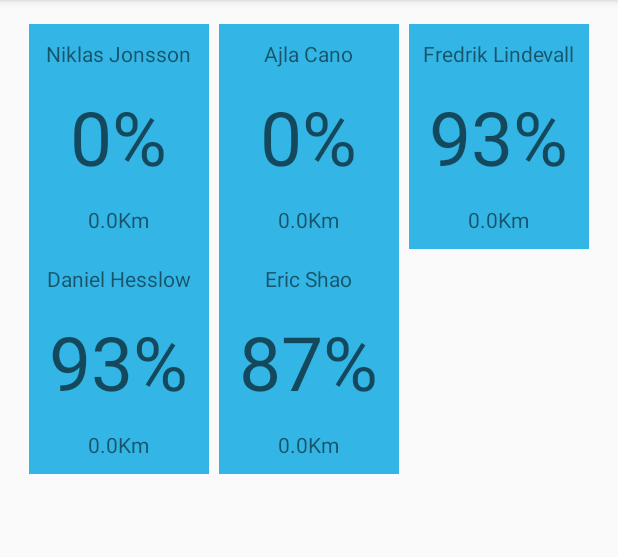
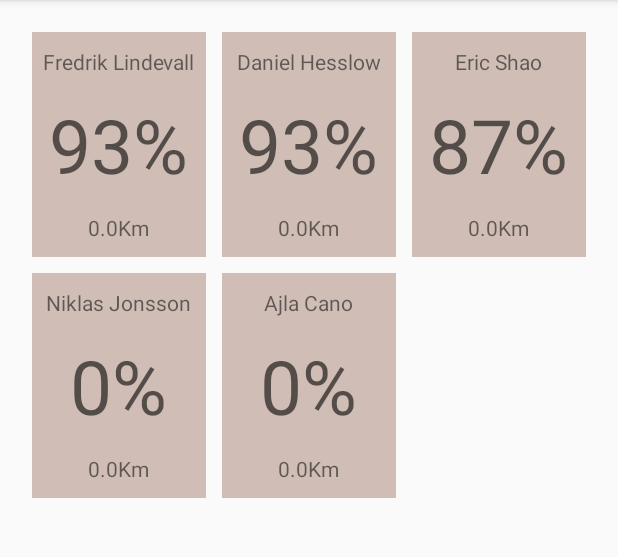
Before and after one commit to NiklasJonsson6/Untitled, an Android app: the MatchingActivity screen opened directly, with no data from a screen before it, on a phone screen of 412 x 824 dp, the part 84-641 px from its top. Run offline under Robolectric (Android 15) with nearby library versions, the light colour scheme and no system bars.

Commit message:
Sorting of matches and working matching profile info

```diff
--- a/app/MeetASweedt/app/src/main/java/com/untitledapps/meetasweedt/MatchViewAdapter.java
+++ b/app/MeetASweedt/app/src/main/java/com/untitledapps/meetasweedt/MatchViewAdapter.java
@@ -18,6 +18,9 @@ import android.widget.TextView;
 import android.widget.Toast;
 
 import java.util.ArrayList;
+import java.util.Collection;
+import java.util.Collections;
+import java.util.Comparator;
 import java.util.zip.Inflater;
 
 public class MatchViewAdapter extends BaseAdapter {
@@ -30,13 +33,19 @@ public class MatchViewAdapter extends BaseAdapter {
     ArrayList<Boolean> isClicked;
     ArrayList<View> rowView;
     ArrayList<Integer> selectedView;
-    Activity activity;
 
-    public MatchViewAdapter(Activity activity, Context matchingActivity, ArrayList<Person> personList, Person matchingPerson) {
+    public MatchViewAdapter(Context matchingActivity, ArrayList<Person> personList, final Person matchingPerson) {
         // TODO Auto-generated constructor stub
         result = personList;
+        //Sorting
+        Collections.sort(result, new Comparator<Person>() {
+            @Override
+            public int compare(Person o1, Person o2) {
+                return (int) ((o2.getMatchScore(matchingPerson)-o1.getMatchScore(matchingPerson))*100);
+            }
+        });
+
         context = matchingActivity;
-        this.activity = activity;
         this.matchingPerson = matchingPerson;
         rowView = new ArrayList<View>();
         selectedView = new ArrayList<Integer>();
@@ -71,7 +80,6 @@ public class MatchViewAdapter extends BaseAdapter {
         TextView name;
         TextView matchProcent;
         TextView distance;
-        //RelativeLayout rv;
     }
 
     @Override
@@ -94,7 +102,11 @@ public class MatchViewAdapter extends BaseAdapter {
             @Override
             public void onClick(View v) {
                 // TODO Add show profile
-                MatchingActivity.viewMatchingProfile(matchingPerson,result.get(position));
+                RelativeLayout temp = (RelativeLayout)inflater.inflate(R.layout.activity_matching_profile, null);
+                ((Activity) context).setContentView(temp);
+                ((TextView) temp.getChildAt(4)).setText(Integer.toString((int)(result.get(position).getMatchScore(matchingPerson)*100)) + "%");
+                ((TextView) temp.getChildAt(1)).setText(Float.toString(result.get(position).getDistanceTo(matchingPerson)) + "Km");
+                ((TextView) temp.getChildAt(3)).setText(result.get(position).getName());
             }
 
         });
--- a/app/MeetASweedt/app/src/main/java/com/untitledapps/meetasweedt/MatchingActivity.java
+++ b/app/MeetASweedt/app/src/main/java/com/untitledapps/meetasweedt/MatchingActivity.java
@@ -51,7 +51,7 @@ public class MatchingActivity extends AppCompatActivity{
 
     public void populateMatchingView(ArrayList<Person> personArrayList, Person person){
         gridView = (GridView) this.findViewById(R.id.gridView);
-        gridView.setAdapter(new MatchViewAdapter(this, this, personArrayList, person));
+        gridView.setAdapter(new MatchViewAdapter(this, personArrayList, person));
     }
 
     public static void viewMatchingProfile(Person person, Person matchingPerson){
--- a/app/MeetASweedt/app/src/main/res/layout/activity_matching_card.xml
+++ b/app/MeetASweedt/app/src/main/res/layout/activity_matching_card.xml
@@ -8,12 +8,13 @@
     <RelativeLayout
         android:orientation="vertical"
         android:layout_width="120dp"
-        android:background="@android:color/holo_blue_light"
+        android:background="#cfbdb6"
         android:clickable="true"
         android:id="@+id/cardMain"
         android:layout_centerVertical="true"
         android:layout_centerHorizontal="true"
-        android:layout_height="150dp">
+        android:layout_height="150dp"
+        android:layout_margin="5dp">
 
         <TextView
             android:layout_width="wrap_content"
```
